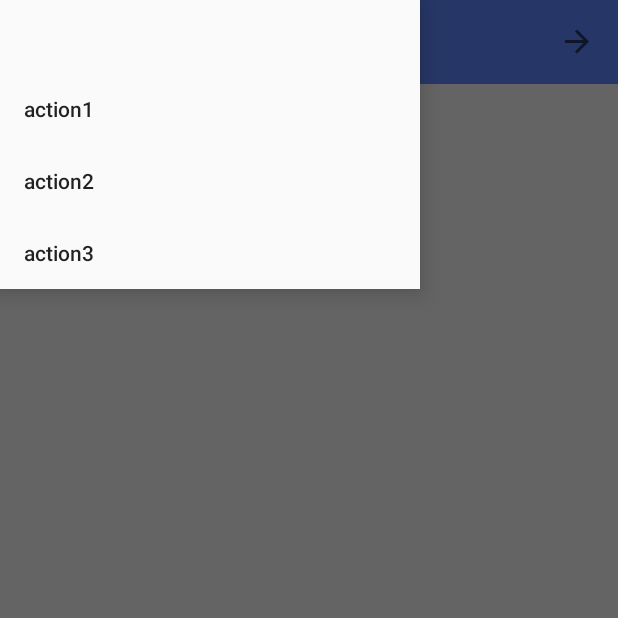
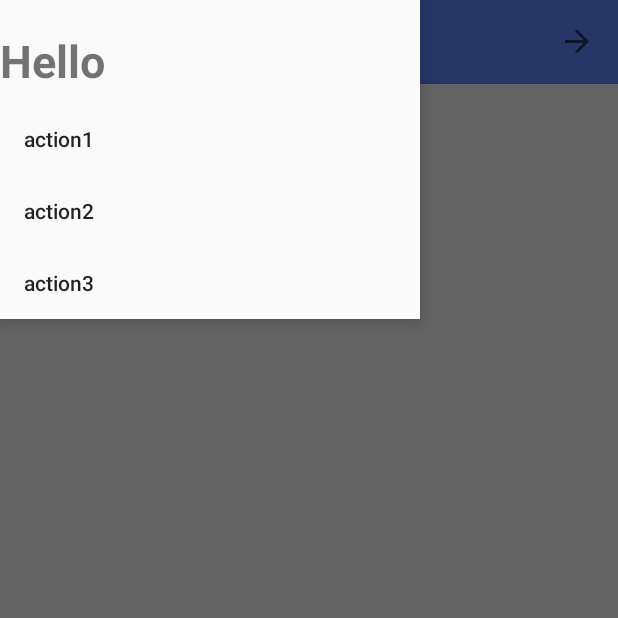
Before and after one commit to iby1812/Final-Project, an Android app: the HomePage screen opened directly, with no data from a screen before it, with the side drawer open, on a phone screen of 412 x 824 dp, the top half of it. Run offline under Robolectric (Android 15) with nearby library versions, the phone set to English and light mode, and no system bars; 1 statement that could not run was skipped.

Commit message:
tool bar in fixed

```diff
--- a/app/src/main/java/com/cinema/cintix/HomePage.java
+++ b/app/src/main/java/com/cinema/cintix/HomePage.java
@@ -1,11 +1,9 @@
 package com.cinema.cintix;
 
-import android.content.Intent;
 import android.os.Bundle;
 import android.view.MenuItem;
+import android.view.View;
 import android.widget.TextView;
-
-import com.cinema.cintix.AppStarts.LoginActivity;
 import com.google.android.material.navigation.NavigationView;
 import androidx.appcompat.app.ActionBarDrawerToggle;
 import androidx.appcompat.app.AppCompatActivity;
@@ -14,7 +12,6 @@ import androidx.core.view.GravityCompat;
 import androidx.drawerlayout.widget.DrawerLayout;
 
 public class HomePage extends AppCompatActivity implements NavigationView.OnNavigationItemSelectedListener {
-    TextView info;
     TextView user;
     DrawerLayout drawerLayout;
 
@@ -23,27 +20,25 @@ public class HomePage extends AppCompatActivity implements NavigationView.OnNavi
         super.onCreate(savedInstanceState);
         setContentView(R.layout.activity_main);
         Toolbar mToolbar =  findViewById(R.id.toolbar);
+        NavigationView navigationView = findViewById(R.id.navigation);
+        drawerLayout = findViewById(R.id.drawer_layout);
+
         setSupportActionBar(mToolbar);
         getSupportActionBar().setDisplayHomeAsUpEnabled(true);
         getSupportActionBar().setDisplayShowTitleEnabled(false);
-        user = findViewById(R.id.user_name);
-        info = findViewById(R.id.info);
-        drawerLayout = findViewById(R.id.drawer_layout);
-        NavigationView navigationView = findViewById(R.id.navigation);
+
         navigationView.setNavigationItemSelectedListener(this);
         ActionBarDrawerToggle drawerToggle = new ActionBarDrawerToggle(
                 this,drawerLayout,mToolbar,R.string.drawer_open,R.string.drawer_close);
         drawerLayout.addDrawerListener(drawerToggle);
         drawerToggle.syncState();
+        View header = navigationView.getHeaderView(0);
+        user = (TextView) header.findViewById(R.id.info);
+        user.setText(user.getText()+ " " + getIntent().getExtras().getString("user"));
     }
 
     @Override
     public boolean onNavigationItemSelected(MenuItem menuItem) {
-        String item =(String) menuItem.getTitle();
-        info.setText(item);
-        if(getIntent().getExtras() != null && getIntent().getExtras().getString("user")!= null) {
-            user.setText(getIntent().getExtras().getString("user"));
-        }
         closeDrawer();
         switch(menuItem.getItemId()){
             case R.id.action1:
--- a/app/src/main/res/layout/action_bar_draw.xml
+++ b/app/src/main/res/layout/action_bar_draw.xml
@@ -2,17 +2,15 @@
 <RelativeLayout
     xmlns:android="http://schemas.android.com/apk/res/android"
     android:layout_width="wrap_content"
-    android:layout_height="wrap_content">
-    <TextView
-        android:id="@+id/user_name"
-        android:layout_width="wrap_content"
-        android:layout_height="wrap_content"
-        android:textSize="30sp"
-        android:textStyle="bold"/>
+    android:layout_height="wrap_content"
+    android:layout_marginTop="10dp">
+
     <TextView
         android:id="@+id/info"
         android:layout_width="wrap_content"
         android:layout_height="wrap_content"
+        android:layout_marginTop="10dp"
         android:textSize="30sp"
-        android:textStyle="bold"/>
+        android:textStyle="bold"
+        android:text="Hello "/>
 </RelativeLayout>
```
